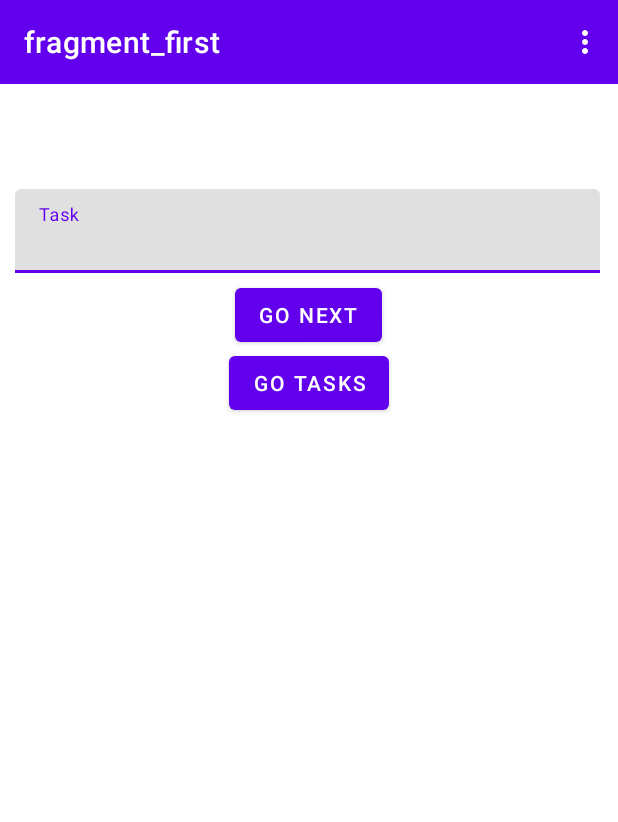
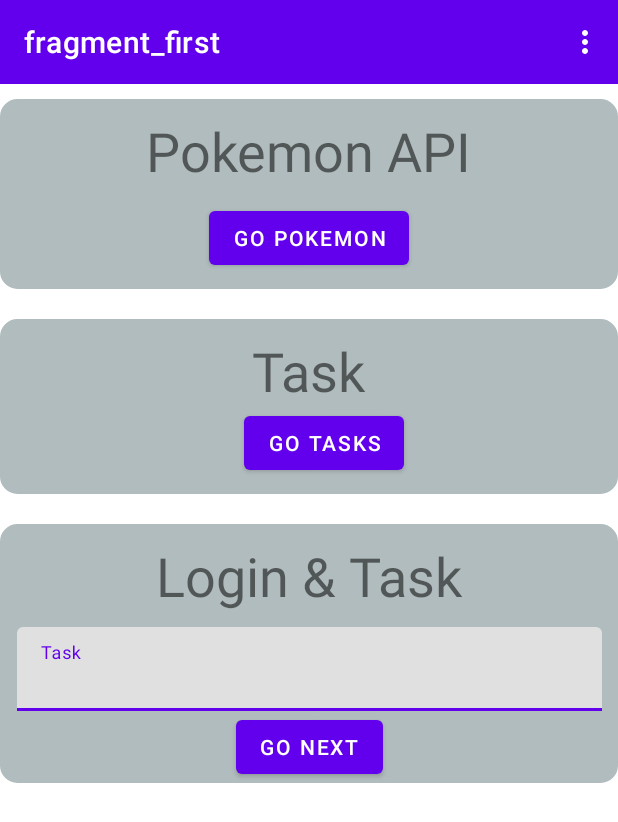
Before and after one commit to ItsIvanPsk/ProyectoBeca, an Android app: the screen it shows after launch (MainActivity), on a phone screen of 412 x 824 dp. Shown: the top 822 px of the screen. Run offline under Robolectric (Android 15) with nearby library versions, the phone set to English and light mode, and no system bars; our stand-ins replace Dagger/Hilt's generated code, navigation-ui.

Commit message:
Enchanced Main Menu UI

```diff
--- /dev/null
+++ b/app/src/main/res/drawable/gray_edge_corners.xml
@@ -0,0 +1,6 @@
+<?xml version="1.0" encoding="UTF-8"?>
+<shape xmlns:android="http://schemas.android.com/apk/res/android">
+    <solid android:color="#B1BCBE"/>
+    <stroke android:width="3dp" android:color="#B1BCBE" />
+    <corners android:radius="10dp"/>
+</shape>
--- a/app/src/main/res/layout/fragment_first.xml
+++ b/app/src/main/res/layout/fragment_first.xml
@@ -1,23 +1,115 @@
 <?xml version="1.0" encoding="utf-8"?>
-<FrameLayout xmlns:android="http://schemas.android.com/apk/res/android"
+<androidx.constraintlayout.widget.ConstraintLayout
+    xmlns:android="http://schemas.android.com/apk/res/android"
     xmlns:app="http://schemas.android.com/apk/res-auto"
-    xmlns:tools="http://schemas.android.com/tools"
     android:layout_width="match_parent"
-    android:layout_height="match_parent"
-    android:layout_gravity="center_horizontal"
-    android:orientation="vertical"
-    tools:context=".features.login.presentation.FirstFragment">
+    android:layout_height="match_parent">
+
+    <ScrollView
+        android:layout_width="match_parent"
+        android:layout_height="match_parent">
+
+        <LinearLayout
+            android:layout_width="match_parent"
+            android:layout_height="wrap_content"
+            android:orientation="vertical">
+
+            <androidx.constraintlayout.widget.ConstraintLayout
+                android:layout_width="match_parent"
+                android:layout_height="wrap_content"
+                android:background="@drawable/gray_edge_corners"
+                android:layout_marginVertical="@dimen/main_margin_component">
+
+                <TextView
+                    android:id="@+id/main_pokemon_header"
+                    android:layout_width="wrap_content"
+                    android:layout_height="wrap_content"
+                    android:layout_marginVertical="@dimen/main_margin_component"
+                    android:text="@string/pokemon_api"
+                    android:textSize="@dimen/main_header_size"
+                    app:layout_constraintEnd_toEndOf="parent"
+                    app:layout_constraintStart_toStartOf="parent"
+                    app:layout_constraintTop_toTopOf="parent" />
 
 
+                <com.google.android.material.button.MaterialButton
+                    android:id="@+id/go_pokemon_button"
+                    android:layout_width="wrap_content"
+                    android:layout_height="wrap_content"
+                    android:layout_gravity="center_horizontal"
+                    android:layout_marginVertical="@dimen/main_margin_component"
+                    android:text="@string/go_pokemon"
+                    app:layout_constraintEnd_toEndOf="parent"
+                    app:layout_constraintStart_toStartOf="parent"
+                    app:layout_constraintTop_toBottomOf="@+id/main_pokemon_header"
+                    app:layout_constraintBottom_toBottomOf="parent"/>
+
+            </androidx.constraintlayout.widget.ConstraintLayout>
+
+            <androidx.constraintlayout.widget.ConstraintLayout
+                android:id="@+id/main_task_bg"
+                android:layout_width="match_parent"
+                android:layout_height="wrap_content"
+                android:background="@drawable/gray_edge_corners"
+                android:layout_marginVertical="@dimen/main_margin_component">
+
+                <TextView
+                    android:id="@+id/main_task_header"
+                    android:layout_width="wrap_content"
+                    android:layout_height="wrap_content"
+                    android:layout_marginVertical="10dp"
+                    android:text="@string/task"
+                    android:textSize="@dimen/main_header_size"
+                    app:layout_constraintEnd_toEndOf="parent"
+                    app:layout_constraintStart_toStartOf="parent"
+                    app:layout_constraintTop_toTopOf="parent" />
+
+                <com.google.android.material.button.MaterialButton
+                    android:id="@+id/go_task_button"
+                    android:layout_width="wrap_content"
+                    android:layout_height="wrap_content"
+                    android:layout_gravity="center_horizontal"
+                    android:layout_marginStart="20dp"
+                    android:layout_marginBottom="@dimen/main_margin_component"
+                    android:text="@string/go_tasks"
+                    app:layout_constraintEnd_toEndOf="parent"
+                    app:layout_constraintStart_toStartOf="parent"
+                    app:layout_constraintTop_toBottomOf="@+id/main_task_header"
+                    app:layout_constraintBottom_toBottomOf="parent"/>
+
+
+            </androidx.constraintlayout.widget.ConstraintLayout>
+
+            <androidx.constraintlayout.widget.ConstraintLayout
+                android:layout_width="match_parent"
+                android:layout_height="wrap_content"
+                android:background="@drawable/gray_edge_corners"
+                android:layout_marginVertical="@dimen/main_margin_component">
+
+            <TextView
+                    android:id="@+id/main_login_header"
+                    android:layout_width="wrap_content"
+                    android:layout_height="wrap_content"
+                    android:layout_marginTop="@dimen/main_margin_component"
+                    android:text="@string/login_task"
+                    android:textSize="@dimen/main_header_size"
+                    app:layout_constraintEnd_toEndOf="parent"
+                    app:layout_constraintStart_toStartOf="parent"
+                    app:layout_constraintTop_toTopOf="parent" />
+
                 <com.google.android.material.textfield.TextInputLayout
+                    android:id="@+id/main_login_bg"
                     android:layout_width="390dp"
                     android:layout_height="wrap_content"
-        android:layout_marginHorizontal="10dp"
-        android:layout_marginTop="70dp"
+                    android:layout_marginHorizontal="@dimen/main_margin_component"
+                    android:layout_marginTop="@dimen/main_margin_component"
                     android:hint="@string/task"
                     app:boxStrokeColor="@color/design_default_color_primary"
                     app:boxStrokeWidth="2dp"
-        app:helperTextEnabled="true">
+                    app:helperTextEnabled="true"
+                    app:layout_constraintEnd_toEndOf="parent"
+                    app:layout_constraintStart_toStartOf="parent"
+                    app:layout_constraintTop_toBottomOf="@+id/main_login_header">
 
                     <com.google.android.material.textfield.TextInputEditText
                         android:id="@+id/main_input"
@@ -31,15 +123,15 @@
                     android:layout_width="wrap_content"
                     android:layout_height="wrap_content"
                     android:layout_gravity="center_horizontal"
-        android:layout_marginTop="130dp"
-        android:text="Go next" />
+                    android:text="@string/go_next"
+                    app:layout_constraintEnd_toEndOf="parent"
+                    app:layout_constraintStart_toStartOf="parent"
+                    app:layout_constraintTop_toBottomOf="@+id/main_login_bg" />
 
-    <com.google.android.material.button.MaterialButton
-        android:id="@+id/go_task_button"
-        android:layout_width="wrap_content"
-        android:layout_height="wrap_content"
-        android:layout_gravity="center_horizontal"
-        android:layout_marginTop="175dp"
-        android:text="Go tasks" />
+            </androidx.constraintlayout.widget.ConstraintLayout>
 
-</FrameLayout>
+        </LinearLayout>
+
+    </ScrollView>
+
+</androidx.constraintlayout.widget.ConstraintLayout>
--- /dev/null
+++ b/app/src/main/res/values/dimens.xml
@@ -0,0 +1,7 @@
+<?xml version="1.0" encoding="utf-8"?>
+<resources>
+
+    <dimen name="main_margin_component">10dp</dimen>
+    <dimen name="main_header_size">36sp</dimen>
+
+</resources>
--- a/app/src/main/res/values/strings.xml
+++ b/app/src/main/res/values/strings.xml
@@ -12,4 +12,9 @@
     <string name="show_image">Show Image</string>
     <string name="task">Task</string>
     <string name="task_name">Task name</string>
+    <string name="go_tasks">Go tasks</string>
+    <string name="pokemon_api">Pokemon API</string>
+    <string name="go_next">Go next</string>
+    <string name="login_task"><![CDATA[Login & Task]]></string>
+    <string name="go_pokemon">Go Pokemon</string>
 </resources>
```
Lines whose indentation alone changed are shown as unchanged.
